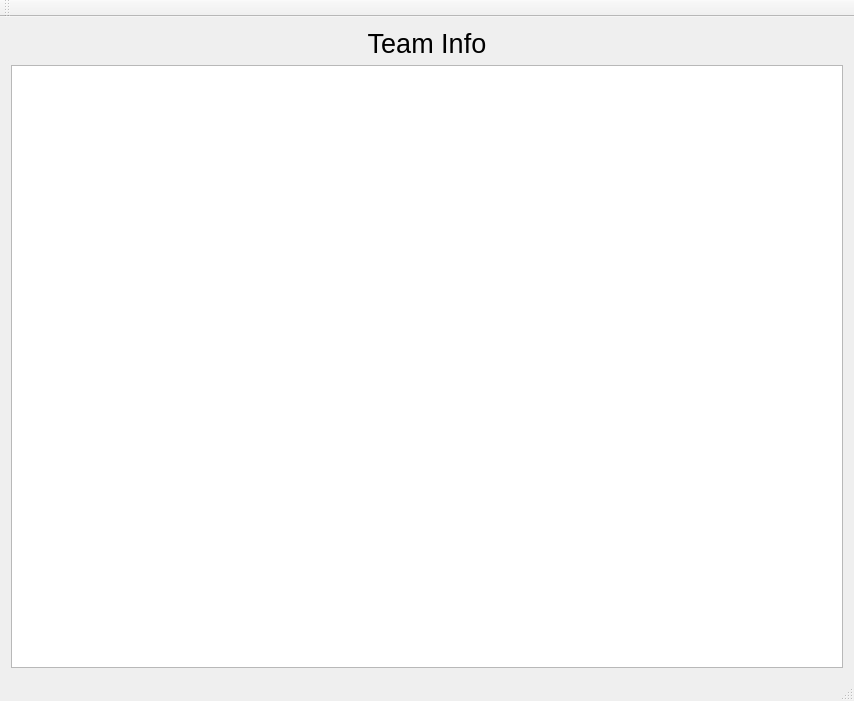
Cyriously1/NFLTour, file mainwindow.ui: the form before one commit.
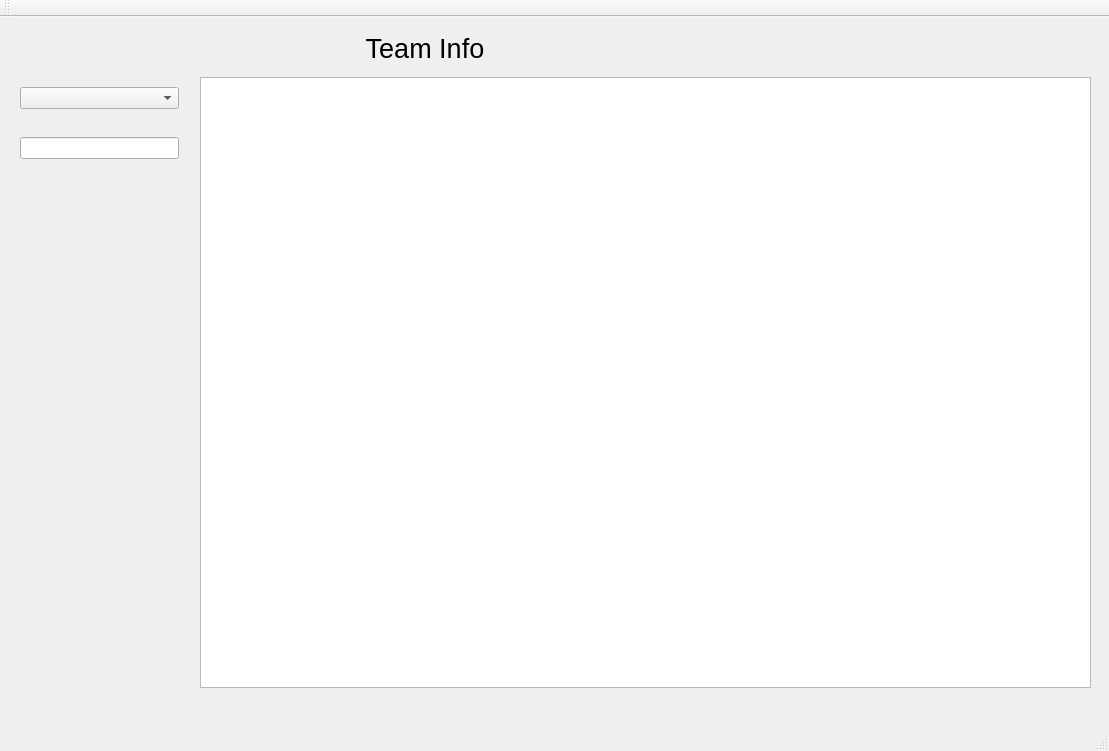
The form after the commit.

Commit message: added the conference types

What changed in the file:
```diff
--- a/mainwindow.ui
+++ b/mainwindow.ui
@@ -6,17 +6,23 @@
    <rect>
     <x>0</x>
     <y>0</y>
-    <width>854</width>
-    <height>701</height>
+    <width>1109</width>
+    <height>751</height>
    </rect>
   </property>
   <property name="windowTitle">
    <string>MainWindow</string>
   </property>
   <widget class="QWidget" name="centralWidget">
-   <layout class="QGridLayout" name="gridLayout">
-    <item row="0" column="0">
      <widget class="QLabel" name="label">
+    <property name="geometry">
+     <rect>
+      <x>350</x>
+      <y>11</y>
+      <width>150</width>
+      <height>40</height>
+     </rect>
+    </property>
       <property name="font">
        <font>
         <pointsize>20</pointsize>
@@ -29,11 +35,39 @@
        <set>Qt::AlignCenter</set>
       </property>
      </widget>
-    </item>
-    <item row="1" column="0">
-     <widget class="QTableWidget" name="teamInfo_table"/>
-    </item>
-   </layout>
+   <widget class="QTableWidget" name="teamInfo_table">
+    <property name="geometry">
+     <rect>
+      <x>200</x>
+      <y>60</y>
+      <width>891</width>
+      <height>611</height>
+     </rect>
+    </property>
+    <property name="sortingEnabled">
+     <bool>false</bool>
+    </property>
+   </widget>
+   <widget class="QComboBox" name="comboBox_nflType">
+    <property name="geometry">
+     <rect>
+      <x>20</x>
+      <y>70</y>
+      <width>159</width>
+      <height>22</height>
+     </rect>
+    </property>
+   </widget>
+   <widget class="QLineEdit" name="lineEdit_searchNflTeams">
+    <property name="geometry">
+     <rect>
+      <x>20</x>
+      <y>120</y>
+      <width>159</width>
+      <height>22</height>
+     </rect>
+    </property>
+   </widget>
   </widget>
   <widget class="QMenuBar" name="menuBar">
    <property name="geometry">
```
Left out of the diff: 4 changed lines with no effect on the pictures. Lines whose indentation alone changed are shown as unchanged. The commit also changes 2 other files.
